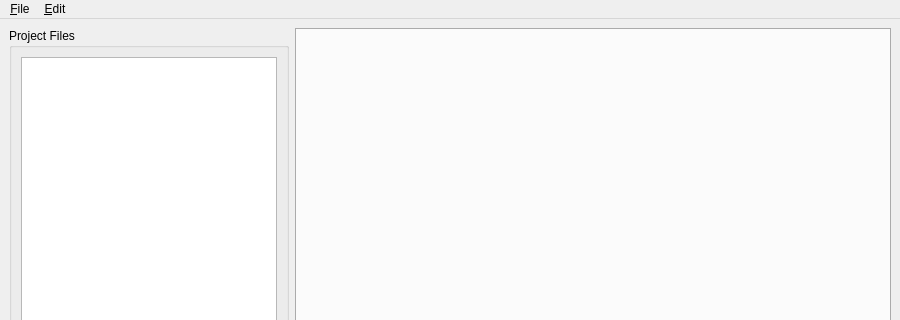
First picture: the form in mainwindow.ui, repository jason1015-coder/scriptura, before the edit; both pictures show x 0 to 900 and y 0 to 320 of the 900 by 800 pixel window.
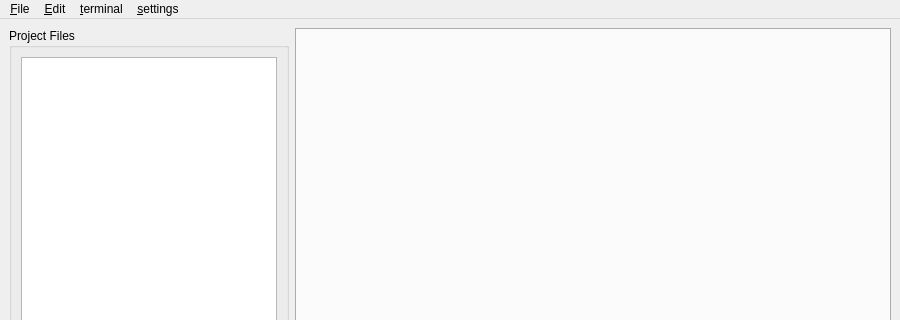
Second picture: the form after the edit.

```diff
--- a/mainwindow.ui
+++ b/mainwindow.ui
@@ -45,7 +45,7 @@
     <rect>
      <x>0</x>
      <y>0</y>
-     <width>1200</width>
+     <width>900</width>
      <height>30</height>
     </rect>
    </property>
@@ -67,8 +67,27 @@
     <addaction name="action_Paste"/>
     <addaction name="action_Undo"/>
    </widget>
+   <widget class="QMenu" name="menu_terminal">
+    <property name="title">
+     <string>&amp;terminal</string>
+    </property>
+    <addaction name="action_new_window"/>
+    <addaction name="action_clone_window"/>
+   </widget>
+   <widget class="QMenu" name="menu_settings">
+    <property name="title">
+     <string>&amp;settings</string>
+    </property>
+    <addaction name="action_about"/>
+    <addaction name="separator"/>
+    <addaction name="action_editor_settings"/>
+    <addaction name="action_theme"/>
+    <addaction name="action_license"/>
+   </widget>
    <addaction name="menu_File"/>
    <addaction name="menu_edit"/>
+   <addaction name="menu_terminal"/>
+   <addaction name="menu_settings"/>
   </widget>
   <widget class="QStatusBar" name="statusbar"/>
   <action name="action_open_project">
```
Left out of the diff: 30 changed lines with no effect on the pictures. Lines whose indentation alone changed are shown as unchanged.
